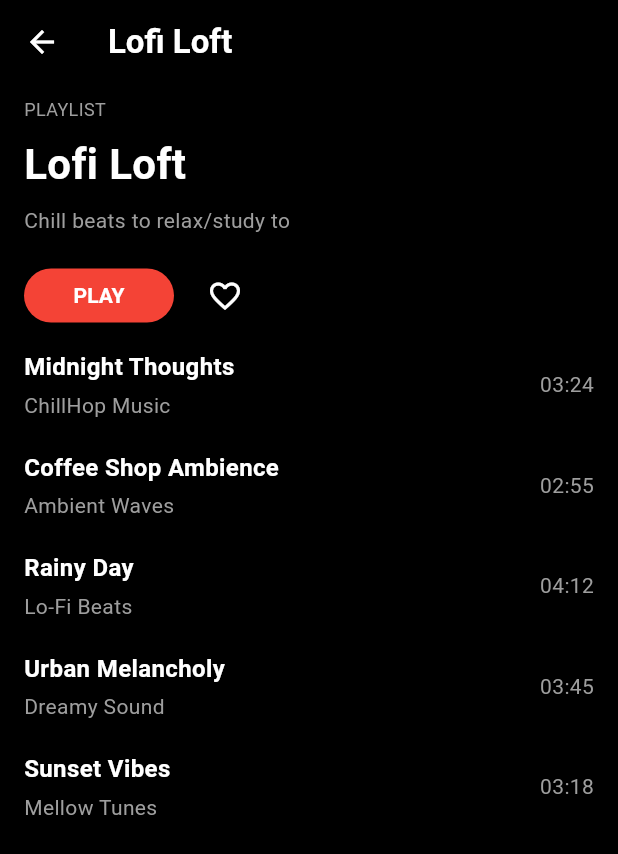
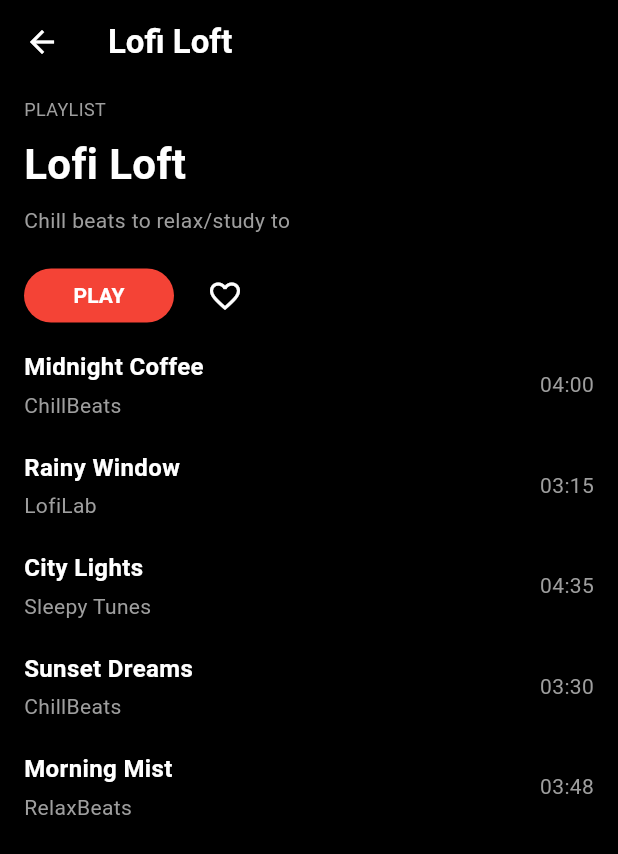
Before and after one commit to andinoferdi/RedRhythm, a Flutter app: the PlaylistScreen screen opened by its route, on a phone screen of 412 x 824 dp. Shown: the top 854 px of the screen. Run offline on Flutter 3.47's test engine with Material 3 defaults, Android fonts, the phone set to English and light mode, and no system bars; our stand-ins replace auto_route, flutter_riverpod, flutter_secure_storage, freezed_annotation, get_it, just_audio and 1 more; accounts and stored records are empty; network calls fail; Roboto replaces fonts that are missing (Poppins); statements that could not run were skipped.

Commit message:
bisa putar musik

```diff
--- a/lib/data/sample_songs.dart
+++ b/lib/data/sample_songs.dart
@@ -1,51 +1,97 @@
 import '../models/song.dart';
 
+/// Sample songs data for testing and UI development
 class SampleSongs {
+  /// Sample lofi playlist songs
   static final List<Song> lofiPlaylist = [
     Song(
-      id: '1',
-      title: 'Midnight Thoughts',
-      artist: 'ChillHop Music',
-      albumName: 'Lofi Study Session',
-      albumArtUrl: 'https://picsum.photos/id/1/400',
-      durationInSeconds: 204, // 3:24
-      lyrics: [],
+      id: 'lofi1',
+      title: 'Midnight Coffee',
+      artist: 'ChillBeats',
+      albumArtUrl: 'https://picsum.photos/id/1025/300/300',
+      durationInSeconds: 240,
+      albumName: 'Lofi Study Beats',
+      lyrics: ['Instrumental music', 'No lyrics'],
     ),
     Song(
-      id: '2',
-      title: 'Coffee Shop Ambience',
-      artist: 'Ambient Waves',
-      albumName: 'Urban Background',
-      albumArtUrl: 'https://picsum.photos/id/2/400',
-      durationInSeconds: 175, // 2:55
-      lyrics: [],
+      id: 'lofi2',
+      title: 'Rainy Window',
+      artist: 'LofiLab',
+      albumArtUrl: 'https://picsum.photos/id/1015/300/300',
+      durationInSeconds: 195,
+      albumName: 'Calm Rain',
+      lyrics: ['Instrumental music', 'No lyrics'],
     ),
     Song(
-      id: '3',
-      title: 'Rainy Day',
-      artist: 'Lo-Fi Beats',
-      albumName: 'Chill Mix Vol. 2',
-      albumArtUrl: 'https://picsum.photos/id/3/400',
-      durationInSeconds: 252, // 4:12
-      lyrics: [],
+      id: 'lofi3',
+      title: 'City Lights',
+      artist: 'Sleepy Tunes',
+      albumArtUrl: 'https://picsum.photos/id/1035/300/300',
+      durationInSeconds: 275,
+      albumName: 'Urban Lofi',
+      lyrics: ['Instrumental music', 'No lyrics'],
     ),
     Song(
-      id: '4',
-      title: 'Urban Melancholy',
-      artist: 'Dreamy Sound',
-      albumName: 'Cityscape Echoes',
-      albumArtUrl: 'https://picsum.photos/id/4/400',
-      durationInSeconds: 225, // 3:45
-      lyrics: [],
+      id: 'lofi4',
+      title: 'Sunset Dreams',
+      artist: 'ChillBeats',
+      albumArtUrl: 'https://picsum.photos/id/1019/300/300',
+      durationInSeconds: 210,
+      albumName: 'Evening Vibes',
+      lyrics: ['Instrumental music', 'No lyrics'],
     ),
     Song(
-      id: '5',
-      title: 'Sunset Vibes',
-      artist: 'Mellow Tunes',
-      albumName: 'Evening Collection',
-      albumArtUrl: 'https://picsum.photos/id/5/400',
-      durationInSeconds: 198, // 3:18
-      lyrics: [],
+      id: 'lofi5',
+      title: 'Morning Mist',
+      artist: 'RelaxBeats',
+      albumArtUrl: 'https://picsum.photos/id/1039/300/300',
+      durationInSeconds: 228,
+      albumName: 'Morning Coffee',
+      lyrics: ['Instrumental music', 'No lyrics'],
+    ),
+  ];
+
+  /// Sample hip hop playlist songs
+  static final List<Song> hipHopPlaylist = [
+    Song(
+      id: 'hh1',
+      title: 'City Groove',
+      artist: 'Urban Flow',
+      albumArtUrl: 'https://picsum.photos/id/1062/300/300',
+      durationInSeconds: 235,
+      albumName: 'Street Life',
+      lyrics: ['Verse 1', 'Hook', 'Verse 2', 'Hook', 'Verse 3', 'Outro'],
+    ),
+    Song(
+      id: 'hh2',
+      title: 'Midnight Run',
+      artist: 'Beat Master',
+      albumArtUrl: 'https://picsum.photos/id/1079/300/300',
+      durationInSeconds: 250,
+      albumName: 'Night Rhythms',
+      lyrics: ['Intro', 'Verse 1', 'Hook', 'Verse 2', 'Hook', 'Outro'],
+    ),
+  ];
+
+  /// Sample pop playlist songs
+  static final List<Song> popPlaylist = [
+    Song(
+      id: 'pop1',
+      title: 'Summer Days',
+      artist: 'Melody Makers',
+      albumArtUrl: 'https://picsum.photos/id/1080/300/300',
+      durationInSeconds: 215,
+      albumName: 'Sunny Vibes',
+      lyrics: ['Verse 1', 'Pre-Chorus', 'Chorus', 'Verse 2', 'Pre-Chorus', 'Chorus', 'Bridge', 'Chorus'],
+    ),
+    Song(
+      id: 'pop2',
+      title: 'Dance All Night',
+      artist: 'Party People',
+      albumArtUrl: 'https://picsum.photos/id/1071/300/300',
+      durationInSeconds: 227,
+      albumName: 'Weekend Anthems',
+      lyrics: ['Intro', 'Verse 1', 'Chorus', 'Verse 2', 'Chorus', 'Bridge', 'Chorus', 'Outro'],
     ),
   ];
 }
--- a/pubspec.yaml
+++ b/pubspec.yaml
@@ -19,6 +19,7 @@ dependencies:
   json_annotation: ^4.8.1
   path_provider: ^2.1.2
   auto_route: ^7.9.0
+  just_audio: ^0.9.36
 dev_dependencies:
   flutter_test:
     sdk: flutter
```
Also changed, not shown: lib/features/player/player_controller.dart (+198 -33 lines), lib/features/playlist/playlist_state.dart (added, +20 -0 lines), lib/models/playlist.dart (added, +32 -0 lines), lib/models/song.dart (+31 -0 lines), lib/screens/music_player_screen.dart (+27 -1 lines), lib/features/playlist/playlist_state.freezed.dart (added), lib/features/playlist/playlist_state.g.dart (added), lib/models/playlist.freezed.dart (added), lib/models/playlist.g.dart (added), lib/models/song.freezed.dart, lib/models/song.g.dart, pubspec.lock, 16 other files.
